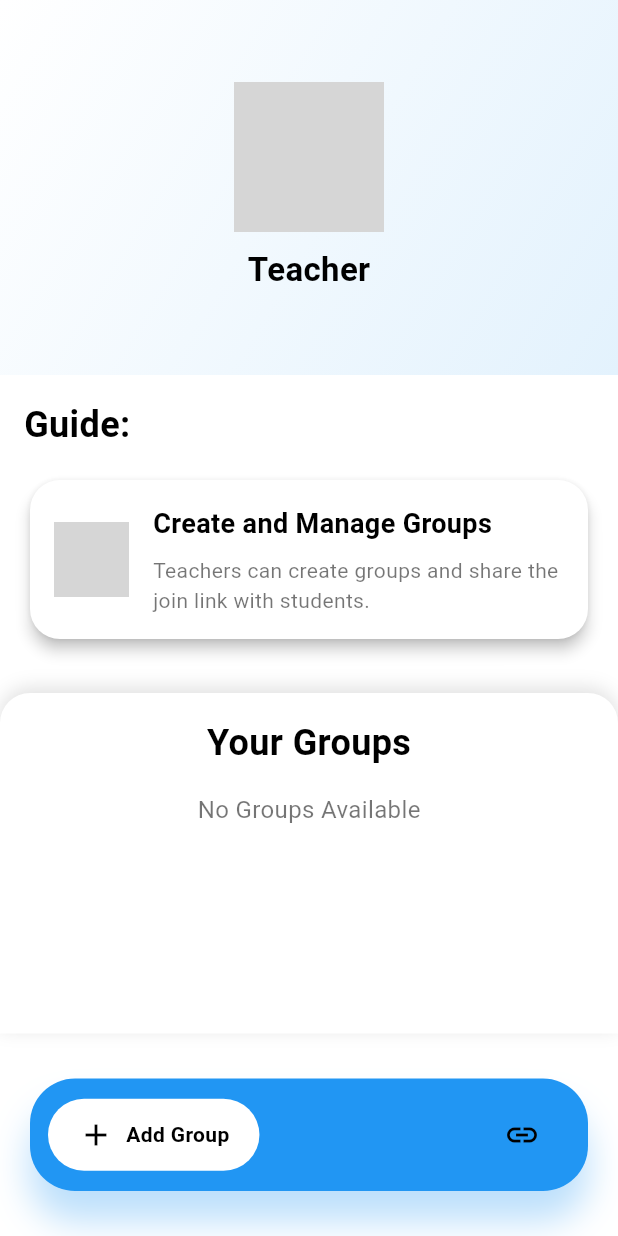
After one commit to adithyasd10/Flutter_project, a Flutter app: the TeacherHomePage screen opened by its route, on a phone screen of 412 x 824 dp. The commit adds this screen. Run offline on Flutter 3.47's test engine with Material 3 defaults, Android fonts, the phone set to English and light mode, and no system bars; drawn by our look-alikes of google_nav_bar; our stand-ins replace animate_do, firebase_auth, firebase_core, lottie; accounts and stored records are empty; network calls fail; grey boxes are pictures that could not be loaded.

Commit message:
home_page_update

```diff
--- a/lib/main.dart
+++ b/lib/main.dart
@@ -6,6 +6,8 @@ import 'pages/register_page.dart';
 import 'pages/homepage.dart'; // Import the HomePage
 import 'package:firebase_core/firebase_core.dart';
 import 'firebase_options.dart';
+import 'pages/teacher_home_page.dart'; // Import Teacher HomePage
+import 'pages/student_home_page.dart';
 
 void main() async {
   WidgetsFlutterBinding.ensureInitialized();
@@ -30,7 +32,9 @@ class MyApp extends StatelessWidget {
               role: '',
             ),
         '/register': (context) => RegisterPage(),
-        '/home': (context) => HomePage(), // New route for HomePage
+        '/teacher_home': (context) =>
+            TeacherHomePage(), // Add Teacher HomePage route
+        '/student_home': (context) => StudentHomePage(),
       },
     );
   }
--- a/lib/pages/login_page.dart
+++ b/lib/pages/login_page.dart
@@ -5,7 +5,6 @@ import 'register_page.dart';
 import '../components/my_button.dart';
 import '../components/my_textfield.dart';
 import '../components/square_tile.dart';
-import 'homepage.dart'; // Import HomePage
 
 class LoginPage extends StatelessWidget {
   final String role;
@@ -33,7 +32,13 @@ class LoginPage extends StatelessWidget {
       );
       if (userCredential.user?.emailVerified ?? false) {
         // Email is verified, proceed to home page
-        Navigator.pushReplacementNamed(context, '/home');
+        if (role == 'teacher') {
+          Navigator.pushReplacementNamed(
+              context, '/teacher_home'); // Teacher homepage route
+        } else if (role == 'student') {
+          Navigator.pushReplacementNamed(
+              context, '/student_home'); // Student homepage route
+        }
       } else {
         // Email is not verified
         ScaffoldMessenger.of(context).showSnackBar(
--- a/lib/pages/register_page.dart
+++ b/lib/pages/register_page.dart
@@ -74,6 +74,7 @@ class RegisterPage extends StatelessWidget {
       // Show success popup
       showPopup(context,
           'Registration successful! Please verify your email to log in.', true);
+      // Navigator.pushReplacementNamed(context, '/login');
     } catch (e) {
       // Close the loading dialog
       Navigator.of(context).pop();
--- /dev/null
+++ b/lib/pages/teacher_home_page.dart
@@ -0,0 +1,370 @@
+import 'package:flutter/material.dart';
+import 'package:google_nav_bar/google_nav_bar.dart';
+import 'package:uuid/uuid.dart';
+import 'package:lottie/lottie.dart';
+import 'package:flutter/services.dart';
+
+class TeacherHomePage extends StatefulWidget {
+  const TeacherHomePage({Key? key}) : super(key: key);
+
+  @override
+  _TeacherHomePageState createState() => _TeacherHomePageState();
+}
+
+class _TeacherHomePageState extends State<TeacherHomePage> {
+  final List<Map<String, String>> groups = []; // List of groups with unique IDs
+
+  @override
+  Widget build(BuildContext context) {
+    return Scaffold(
+      backgroundColor: Colors.white,
+      body: Column(
+        children: [
+          // Profile Section
+          Container(
+            height: 250,
+            width: double.infinity,
+            decoration: BoxDecoration(
+              gradient: LinearGradient(
+                colors: [Colors.white, Colors.blue.shade50],
+                begin: Alignment.topLeft,
+                end: Alignment.bottomRight,
+              ),
+            ),
+            child: Column(
+              mainAxisAlignment: MainAxisAlignment.center,
+              children: [
+                ClipRRect(
+                  borderRadius: BorderRadius.circular(100),
+                  child: Image.asset(
+                    'lib/images/profile.png',
+                    height: 100,
+                    width: 100,
+                    fit: BoxFit.cover,
+                  ),
+                ),
+                const SizedBox(height: 10),
+                const Text(
+                  'Teacher',
+                  style: TextStyle(
+                    fontSize: 22,
+                    fontWeight: FontWeight.bold,
+                    color: Colors.black,
+                  ),
+                ),
+              ],
+            ),
+          ),
+
+          // Guide Section
+          Padding(
+            padding: const EdgeInsets.all(16),
+            child: Column(
+              crossAxisAlignment: CrossAxisAlignment.start,
+              children: [
+                const Text(
+                  'Guide:',
+                  style: TextStyle(
+                    fontSize: 24,
+                    fontWeight: FontWeight.bold,
+                    color: Colors.black,
+                  ),
+                ),
+                const SizedBox(height: 16),
+                _buildHelpCard(
+                  'Create and Manage Groups',
+                  'Teachers can create groups and share the join link with students.',
+                ),
+                const SizedBox(height: 16),
+              ],
+            ),
+          ),
+
+          // Group Section for Teachers
+          Expanded(child: _buildGroupsSection()),
+        ],
+      ),
+
+      // Bottom Navigation Bar
+      bottomNavigationBar: Container(
+        padding: const EdgeInsets.all(12),
+        margin: const EdgeInsets.symmetric(vertical: 30, horizontal: 20),
+        height: 75,
+        decoration: BoxDecoration(
+          color: Colors.blue,
+          borderRadius: BorderRadius.circular(30),
+          boxShadow: [
+            BoxShadow(
+              color: Colors.blue.withOpacity(0.3),
+              offset: const Offset(0, 20),
+              blurRadius: 20,
+            ),
+          ],
+        ),
+        child: GNav(
+          padding: const EdgeInsets.symmetric(horizontal: 20, vertical: 12),
+          backgroundColor: Colors.blue,
+          color: Colors.black,
+          activeColor: Colors.black,
+          tabBackgroundColor: Colors.white,
+          gap: 8,
+          tabs: [
+            GButton(
+              icon: Icons.add,
+              text: "Add Group",
+              onPressed: _showAddGroupDialog,
+            ),
+            GButton(
+              icon: Icons.link,
+              text: "Generate Link",
+              onPressed: _generateGroupLink,
+            ),
+          ],
+        ),
+      ),
+    );
+  }
+
+  // Help Card Widget
+  Widget _buildHelpCard(String title, String description) {
+    return Card(
+      elevation: 4,
+      shape: RoundedRectangleBorder(borderRadius: BorderRadius.circular(20)),
+      color: Colors.white,
+      child: Padding(
+        padding: const EdgeInsets.all(16),
+        child: Row(
+          children: [
+            SizedBox(
+              width: 50,
+              height: 50,
+              child: Lottie.asset(
+                'assets/animations/app_guide.json',
+                fit: BoxFit.cover,
+              ),
+            ),
+            const SizedBox(width: 16),
+            Expanded(
+              child: Column(
+                crossAxisAlignment: CrossAxisAlignment.start,
+                children: [
+                  Text(
+                    title,
+                    style: const TextStyle(
+                      fontSize: 18,
+                      fontWeight: FontWeight.bold,
+                      color: Colors.black,
+                    ),
+                  ),
+                  const SizedBox(height: 8),
+                  Text(
+                    description,
+                    style: const TextStyle(
+                      fontSize: 14,
+                      color: Colors.black54,
+                    ),
+                  ),
+                ],
+              ),
+            ),
+          ],
+        ),
+      ),
+    );
+  }
+
+  // Groups Section for Teachers
+  Widget _buildGroupsSection() {
+    return _buildGroupList('Your Groups', groups.isEmpty);
+  }
+
+  // Group List Builder
+  Widget _buildGroupList(String title, bool isEmpty) {
+    return Container(
+      padding: const EdgeInsets.symmetric(horizontal: 16),
+      decoration: BoxDecoration(
+        color: Colors.white,
+        borderRadius: const BorderRadius.only(
+          topLeft: Radius.circular(20),
+          topRight: Radius.circular(20),
+        ),
+        boxShadow: [
+          BoxShadow(
+            color: Colors.black12,
+            blurRadius: 10,
+            offset: const Offset(0, -3),
+          ),
+        ],
+      ),
+      child: Column(
+        children: [
+          const SizedBox(height: 16),
+          Text(
+            title,
+            style: const TextStyle(
+              fontSize: 24,
+              fontWeight: FontWeight.bold,
+              color: Colors.black,
+            ),
+          ),
+          const SizedBox(height: 16),
+          if (isEmpty)
+            const Center(
+              child: Text(
+                'No Groups Available',
+                style: TextStyle(color: Colors.black54, fontSize: 16),
+              ),
+            ),
+          if (!isEmpty)
+            Expanded(
+              child: ListView.builder(
+                padding: const EdgeInsets.symmetric(vertical: 8),
+                itemCount: groups.length,
+                itemBuilder: (context, index) {
+                  final group = groups[index];
+                  return _buildGroupCard(group);
+                },
+              ),
+            ),
+        ],
+      ),
+    );
+  }
+
+  // Group Card for Groups
+  Widget _buildGroupCard(Map<String, String> group) {
+    return Card(
+      elevation: 4,
+      shape: RoundedRectangleBorder(borderRadius: BorderRadius.circular(20)),
+      color: Colors.white,
+      child: Padding(
+        padding: const EdgeInsets.all(16),
+        child: Column(
+          crossAxisAlignment: CrossAxisAlignment.start,
+          children: [
+            const Icon(Icons.group, size: 40, color: Colors.black),
+            const SizedBox(height: 10),
+            Text(
+              group['name']!,
+              style: const TextStyle(
+                fontSize: 18,
+                fontWeight: FontWeight.bold,
+                color: Colors.black,
+              ),
+            ),
+            const SizedBox(height: 5),
+            Text(
+              group['description']!,
+              style: const TextStyle(
+                fontSize: 14,
+                color: Colors.black54,
+              ),
+            ),
+          ],
+        ),
+      ),
+    );
+  }
+
+  // Add Group Dialog
+  void _showAddGroupDialog() {
+    final TextEditingController groupNameController = TextEditingController();
+    showDialog(
+      context: context,
+      builder: (context) {
+        return AlertDialog(
+          title: const Text('Add Group'),
+          content: TextField(
+            controller: groupNameController,
+            decoration: const InputDecoration(hintText: 'Enter group name'),
+          ),
+          actions: [
+            TextButton(
+              onPressed: () {
+                Navigator.of(context).pop();
+              },
+              child: const Text('Cancel'),
+            ),
+            ElevatedButton(
+              onPressed: () {
+                final uuid = Uuid();
+                setState(() {
+                  groups.add({
+                    'id': uuid.v4(),
+                    'name': groupNameController.text,
+                    'description': 'New Group',
+                  });
+                });
+                Navigator.of(context).pop();
+              },
+              child: const Text('Add'),
+            ),
+          ],
+        );
+      },
+    );
+  }
+
+  // Generate Group Link with Copy Button
+  void _generateGroupLink() {
+    if (groups.isEmpty) {
+      showDialog(
+        context: context,
+        builder: (context) {
+          return AlertDialog(
+            title: const Text('Error'),
+            content: const Text('No groups available to generate a link.'),
+            actions: [
+              TextButton(
+                onPressed: () {
+                  Navigator.of(context).pop();
+                },
+                child: const Text('Close'),
+              ),
+            ],
+          );
+        },
+      );
+      return;
+    }
+
+    final groupId = groups.last['id']!;
+    final link = "http://groupconnect.com/join/$groupId";
+
+    showDialog(
+      context: context,
+      builder: (context) {
+        return AlertDialog(
+          title: const Text('Group Link'),
+          content: Column(
+            mainAxisSize: MainAxisSize.min,
+            children: [
+              Text('Share this link with students:'),
+              const SizedBox(height: 10),
+              SelectableText(link),
+              const SizedBox(height: 20),
+              ElevatedButton.icon(
+                onPressed: () {
+                  Clipboard.setData(ClipboardData(text: link));
+                  ScaffoldMessenger.of(context).showSnackBar(
+                    const SnackBar(content: Text('Link copied to clipboard!')),
+                  );
+                },
+                icon: const Icon(Icons.copy),
+                label: const Text('Copy Link'),
+              ),
+            ],
+          ),
+          actions: [
+            TextButton(
+              onPressed: () {
+                Navigator.of(context).pop();
+              },
+              child: const Text('Close'),
+            ),
+          ],
+        );
+      },
+    );
+  }
+}
--- a/pubspec.yaml
+++ b/pubspec.yaml
@@ -38,6 +38,8 @@ dependencies:
   flutter_animate: ^1.0.0
   firebase_core: ^3.10.0
   firebase_auth: ^5.4.0
+  uuid: ^4.5.1
+  google_nav_bar: ^5.0.7
 dev_dependencies:
   flutter_test:
     sdk: flutter
```
Also changed, not shown: lib/pages/student_home_page.dart (added, +283 -0 lines), pubspec.lock.
